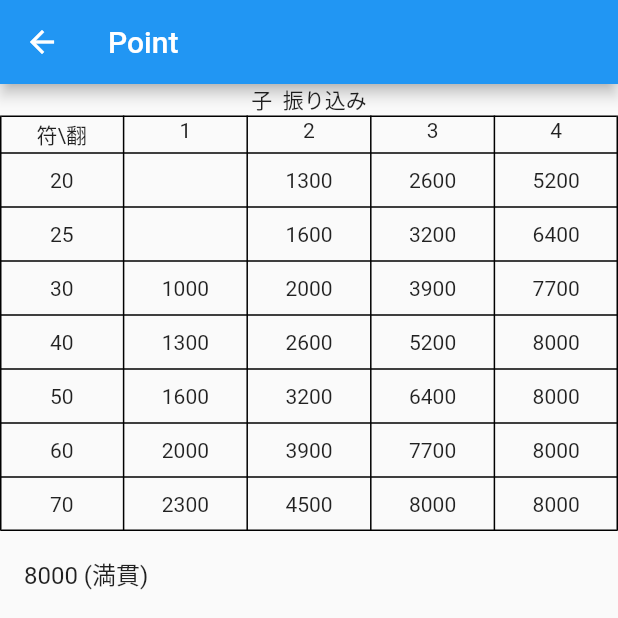
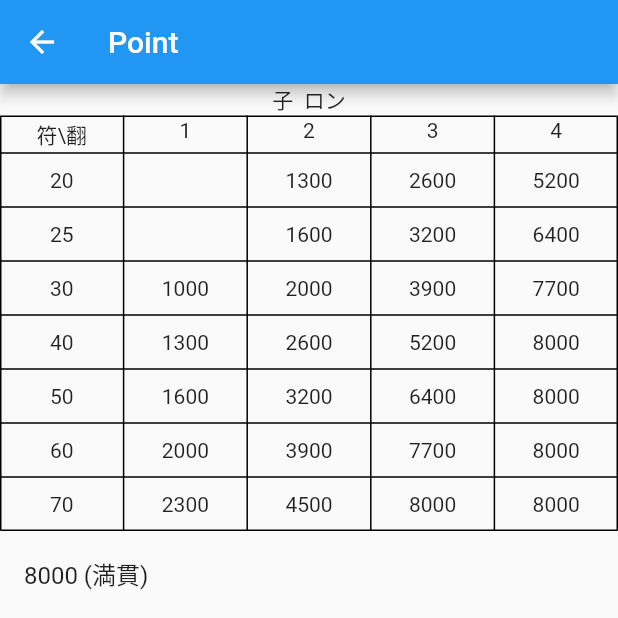
Before and after one commit to northfieldzz/mahjong_pointer, a Flutter app: the PointSelector screen opened directly with empty values, on a phone screen of 412 x 824 dp, the top half of it. Run offline on Flutter 3.47's test engine with Material 2 defaults, Android fonts, the phone set to English and light mode, and no system bars.

Commit message:
Update: 振り込み　-> ロン

```diff
--- a/lib/game/point/pages.dart
+++ b/lib/game/point/pages.dart
@@ -15,7 +15,7 @@ class PointSelector extends StatelessWidget {
 
   String get playerGrade => isHost ? '親' : '子';
 
-  String get finishMethod => isPicked ? 'ツモ' : '振り込み';
+  String get finishMethod => isPicked ? 'ツモ' : 'ロン';
 
   @override
   Widget build(BuildContext context) {
```
